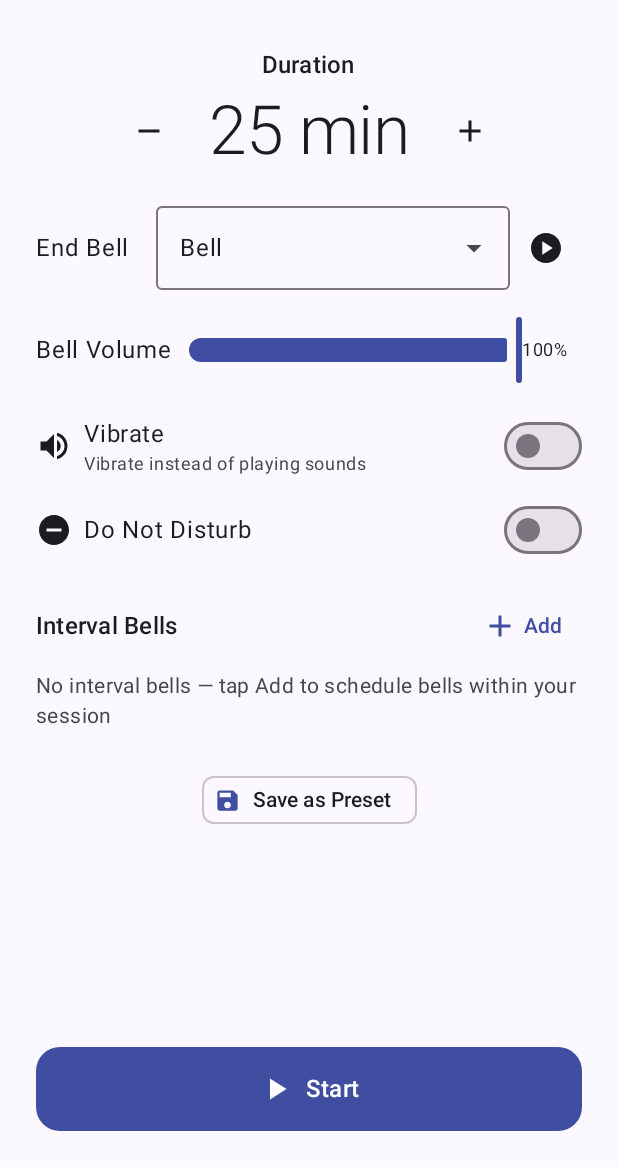
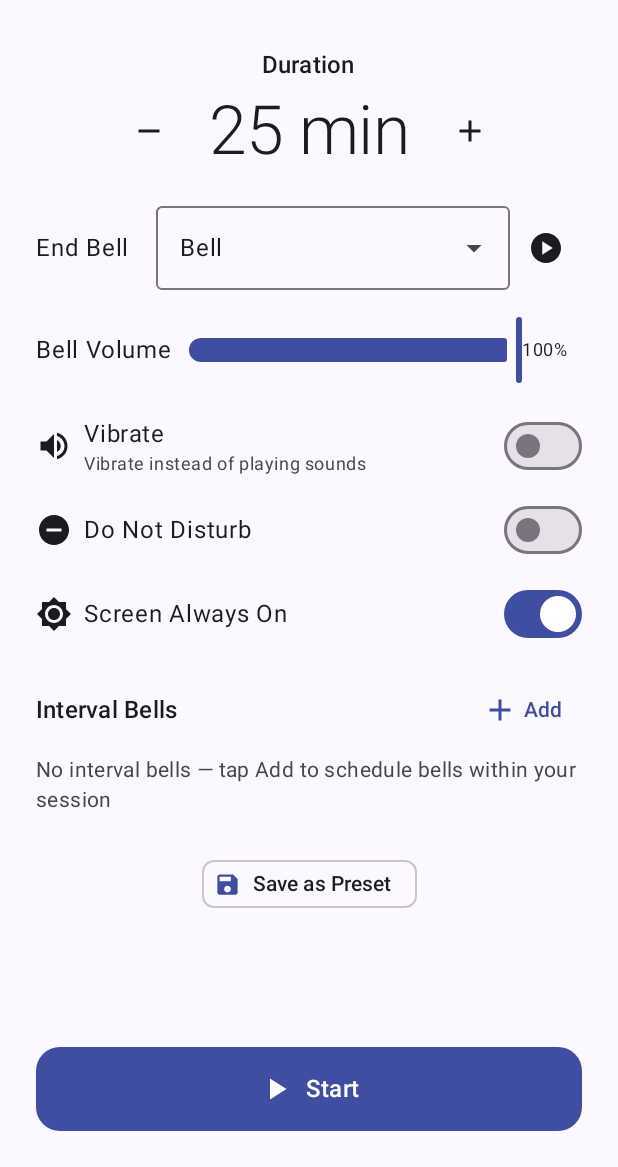
Before and after one commit to tupini07/zazen, an Android app built with Jetpack Compose: the TimerScreen screen opened through its navigation route, on a phone screen of 412 x 824 dp, the part 69-1236 px from its top. Run offline under Robolectric (Android 15) with nearby library versions, the light colour scheme and no system bars; our stand-ins replace Dagger/Hilt's generated code, Room's generated code.

Commit message:
Can you add an "screen always on" option?
Right now my phone's screen is turning off after the usual screen timeout (which I've set to 10min). It would be great if we could have the app stop the phone from going into lock mode

Windfall-Card: 5f195769-6155-494d-926d-9d8bec743c3c
Windfall-Slug: can-you-add-an-screen-always-on-option
Windfall-Manifest: .windfall/manifests/5f195769-6155-494d-926d-9d8bec743c3c.md

```diff
--- a/app/src/main/java/com/zazen/data/repository/PreferencesRepository.kt
+++ b/app/src/main/java/com/zazen/data/repository/PreferencesRepository.kt
@@ -48,6 +48,10 @@ class PreferencesRepository @Inject constructor(
         get() = prefs.getBoolean("dnd_enabled", false)
         set(value) = prefs.edit().putBoolean("dnd_enabled", value).apply()
 
+    var screenAlwaysOn: Boolean
+        get() = prefs.getBoolean("screen_always_on", true)
+        set(value) = prefs.edit().putBoolean("screen_always_on", value).apply()
+
     // Theme mode: "system", "light", "dark"
     private val _themeMode = MutableStateFlow(
         prefs.getString("theme_mode", "system") ?: "system"
--- a/app/src/main/java/com/zazen/ui/screens/setup/SetupScreen.kt
+++ b/app/src/main/java/com/zazen/ui/screens/setup/SetupScreen.kt
@@ -28,6 +28,7 @@ import androidx.compose.foundation.verticalScroll
 import androidx.compose.material.icons.Icons
 import androidx.compose.material.icons.automirrored.filled.VolumeUp
 import androidx.compose.material.icons.filled.Add
+import androidx.compose.material.icons.filled.Brightness7
 import androidx.compose.material.icons.filled.Close
 import androidx.compose.material.icons.filled.DoNotDisturbOn
 import androidx.compose.material.icons.filled.Edit
@@ -92,6 +93,7 @@ fun SetupScreen(
     val bellVolume by viewModel.bellVolume.collectAsState()
     val endSound by viewModel.endSound.collectAsState()
     val dndEnabled by viewModel.dndEnabled.collectAsState()
+    val screenAlwaysOn by viewModel.screenAlwaysOn.collectAsState()
     val bells by viewModel.bells.collectAsState()
     val presets by viewModel.presets.collectAsState()
     val themeMode by viewModel.themeMode.collectAsState()
@@ -289,6 +291,22 @@ fun SetupScreen(
                     Text("Do Not Disturb")
                 }
                 Switch(checked = dndEnabled, onCheckedChange = { viewModel.toggleDnd() })
+            }
+
+            Spacer(Modifier.height(8.dp))
+
+            // --- Screen Always On toggle ---
+            Row(
+                modifier = Modifier.fillMaxWidth(),
+                horizontalArrangement = Arrangement.SpaceBetween,
+                verticalAlignment = Alignment.CenterVertically,
+            ) {
+                Row(verticalAlignment = Alignment.CenterVertically) {
+                    Icon(Icons.Default.Brightness7, contentDescription = null)
+                    Spacer(Modifier.width(8.dp))
+                    Text("Screen Always On")
+                }
+                Switch(checked = screenAlwaysOn, onCheckedChange = { viewModel.toggleScreenAlwaysOn() })
             }
 
             Spacer(Modifier.height(16.dp))
--- a/app/src/main/java/com/zazen/ui/screens/setup/SetupViewModel.kt
+++ b/app/src/main/java/com/zazen/ui/screens/setup/SetupViewModel.kt
@@ -44,6 +44,9 @@ class SetupViewModel @Inject constructor(
 
     private val _dndEnabled = MutableStateFlow(prefs.dndEnabled)
     val dndEnabled: StateFlow<Boolean> = _dndEnabled.asStateFlow()
+
+    private val _screenAlwaysOn = MutableStateFlow(prefs.screenAlwaysOn)
+    val screenAlwaysOn: StateFlow<Boolean> = _screenAlwaysOn.asStateFlow()
 
     private val _bells = MutableStateFlow<List<IntervalBell>>(emptyList())
     val bells: StateFlow<List<IntervalBell>> = _bells.asStateFlow()
@@ -106,6 +109,11 @@ class SetupViewModel @Inject constructor(
     fun toggleDnd() {
         _dndEnabled.value = !_dndEnabled.value
         prefs.dndEnabled = _dndEnabled.value
+    }
+
+    fun toggleScreenAlwaysOn() {
+        _screenAlwaysOn.value = !_screenAlwaysOn.value
+        prefs.screenAlwaysOn = _screenAlwaysOn.value
     }
 
     fun addBell(triggerAtMinutes: Int, sound: Sound) {
--- a/app/src/main/java/com/zazen/ui/screens/timer/TimerScreen.kt
+++ b/app/src/main/java/com/zazen/ui/screens/timer/TimerScreen.kt
@@ -70,10 +70,11 @@ fun TimerScreen(
 
     val isActive = state is TimerState.Running || state is TimerState.Paused
 
-    // Keep screen on while timer is active
+    // Keep screen on while timer is active (if preference enabled)
     val view = LocalView.current
-    DisposableEffect(isActive) {
-        view.keepScreenOn = isActive
+    val keepScreenOn = viewModel.screenAlwaysOn
+    DisposableEffect(isActive, keepScreenOn) {
+        view.keepScreenOn = isActive && keepScreenOn
         onDispose { view.keepScreenOn = false }
     }
 
--- a/app/src/main/java/com/zazen/ui/screens/timer/TimerViewModel.kt
+++ b/app/src/main/java/com/zazen/ui/screens/timer/TimerViewModel.kt
@@ -4,6 +4,7 @@ import androidx.lifecycle.ViewModel
 import androidx.lifecycle.viewModelScope
 import com.zazen.data.model.TimerConfig
 import com.zazen.data.model.TimerState
+import com.zazen.data.repository.PreferencesRepository
 import com.zazen.data.repository.SessionRepository
 import com.zazen.service.TimerManager
 import dagger.hilt.android.lifecycle.HiltViewModel
@@ -15,10 +16,12 @@ import javax.inject.Inject
 class TimerViewModel @Inject constructor(
     private val timerManager: TimerManager,
     private val sessionRepository: SessionRepository,
+    private val prefs: PreferencesRepository,
 ) : ViewModel() {
 
     val state: StateFlow<TimerState> = timerManager.state
     val config: TimerConfig? get() = timerManager.config
+    val screenAlwaysOn: Boolean get() = prefs.screenAlwaysOn
 
     fun pause() = timerManager.pause()
     fun resume() = timerManager.resume()
```
Also changed, not shown: 4 other files.
